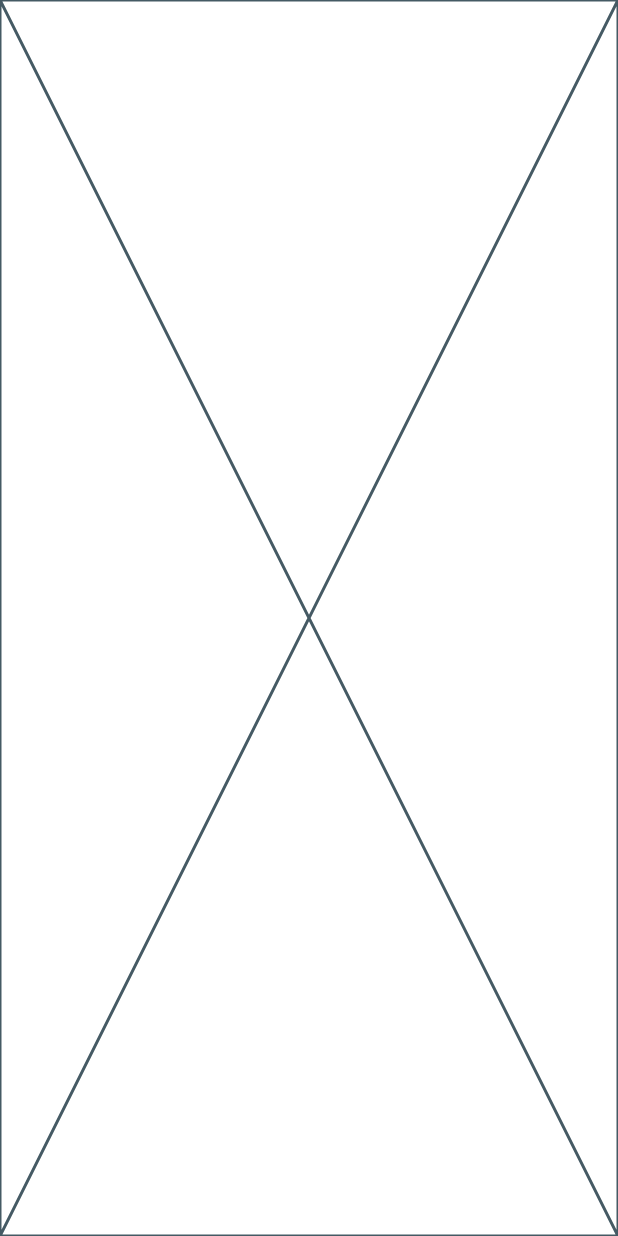
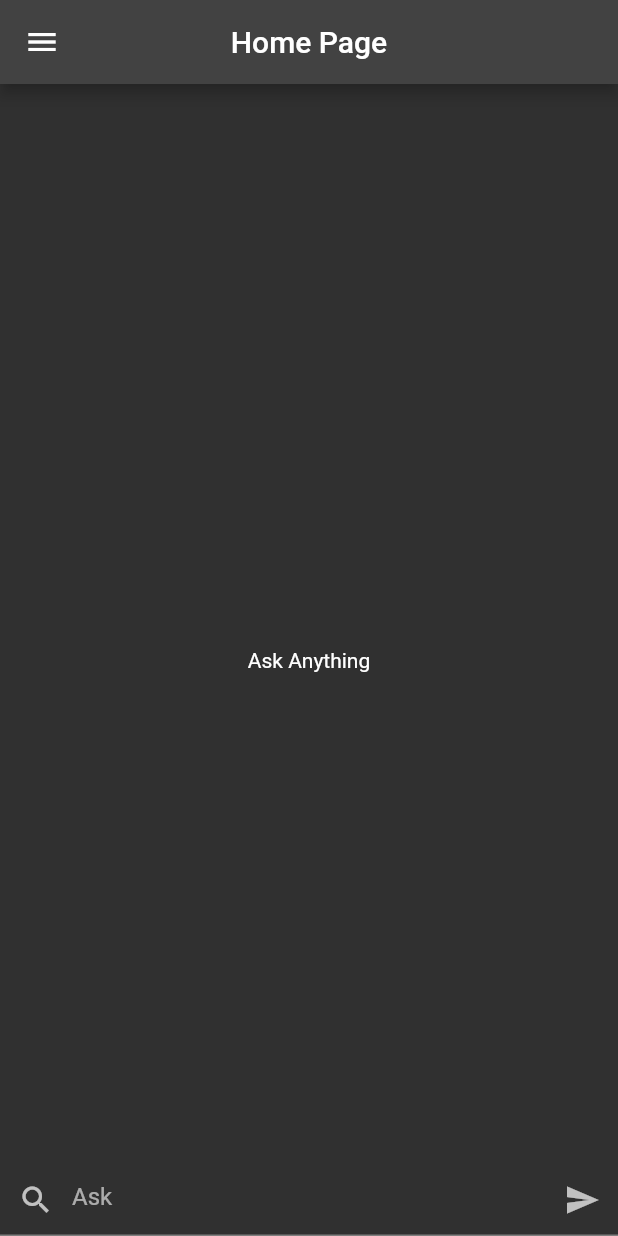
Before and after one commit to ahmetgezmen/MergeMind, a Flutter app: the screen it shows after launch, on a phone screen of 412 x 824 dp. Run offline on Flutter 3.47's test engine with Material 2 defaults, Android fonts, the phone set to English and light mode, and no system bars; our stand-ins replace dio, flutter_riverpod, freezed_annotation.

Commit message:
ui finished

```diff
--- a/lib/constant /constant.dart
+++ b/lib/constant /constant.dart
@@ -1,2 +1,3 @@
 export 'base_constant.dart';
 export 'api_constant.dart';
+export 'home_page_constant.dart';
--- /dev/null
+++ b/lib/constant /home_page_constant.dart
@@ -0,0 +1,8 @@
+class HomePageConstant{
+
+  static const String title = "Home Page";
+  static const String ask = "Ask";
+  static const String askAnything = "Ask Anything";
+
+  const HomePageConstant._();
+}
--- a/lib/core/base/app_base.dart
+++ b/lib/core/base/app_base.dart
@@ -1,5 +1,6 @@
 import 'package:chatgptapp/constant%20/constant.dart';
 import 'package:chatgptapp/middleware/splash_screen.dart';
+import 'package:chatgptapp/utils/theme/theme.dart';
 import 'package:flutter/material.dart';
 
 
@@ -8,9 +9,11 @@ class App extends StatelessWidget {
 
   @override
   Widget build(BuildContext context) {
-    return const MaterialApp(
+    return MaterialApp(
       title: BaseConstant.appTitle,
-      home: SplashScreen(),
+      themeMode: AppTheme.themeMode,
+      darkTheme: AppTheme.theme,
+      home: const SplashScreen(),
     );
   }
 }
--- a/lib/feature/pages/home_page.dart
+++ b/lib/feature/pages/home_page.dart
@@ -1,10 +1,30 @@
+import 'package:chatgptapp/constant%20/constant.dart';
+import 'package:chatgptapp/feature/widgets/app_bar.dart';
+import 'package:chatgptapp/feature/widgets/custom_text_form_field.dart';
 import 'package:flutter/material.dart';
 
 class HomePage extends StatelessWidget {
+  static go(BuildContext context) {
+    Navigator.of(context).push(
+      MaterialPageRoute(
+        builder: (context) => const HomePage(),
+      ),
+    );
+  }
+
   const HomePage({Key? key}) : super(key: key);
 
   @override
   Widget build(BuildContext context) {
-    return const Placeholder();
+    return SafeArea(
+      child: Scaffold(
+        drawer: const Drawer(),
+        appBar: appBar(title: HomePageConstant.title),
+        body: const Center(
+          child: Text(HomePageConstant.askAnything),
+        ),
+        bottomSheet: CustomTextFormField(),
+      ),
+    );
   }
 }
--- /dev/null
+++ b/lib/feature/widgets/app_bar.dart
@@ -0,0 +1,8 @@
+import 'package:flutter/material.dart';
+
+AppBar appBar({required String title}) {
+  return AppBar(
+    title: Text(title),
+    centerTitle: true,
+  );
+}
--- /dev/null
+++ b/lib/feature/widgets/custom_text_form_field.dart
@@ -0,0 +1,17 @@
+import 'package:chatgptapp/constant%20/constant.dart';
+import 'package:flutter/material.dart';
+
+class CustomTextFormField extends StatelessWidget {
+  const CustomTextFormField({Key? key}) : super(key: key);
+
+  @override
+  Widget build(BuildContext context) {
+    return TextFormField(
+      decoration: InputDecoration(
+        hintText: HomePageConstant.ask,
+        suffixIcon: IconButton(onPressed: () {}, icon: const Icon(Icons.send)),
+        prefixIcon: const Icon(Icons.search),
+      ),
+    );
+  }
+}
--- /dev/null
+++ b/lib/utils/theme/theme.dart
@@ -0,0 +1,6 @@
+import 'package:flutter/material.dart';
+
+class AppTheme{
+  static final theme = ThemeData.dark();
+  static const themeMode = ThemeMode.dark;
+}
```
Also changed, not shown: lib/feature/pages/chat_page.dart (added, +29 -0 lines).
